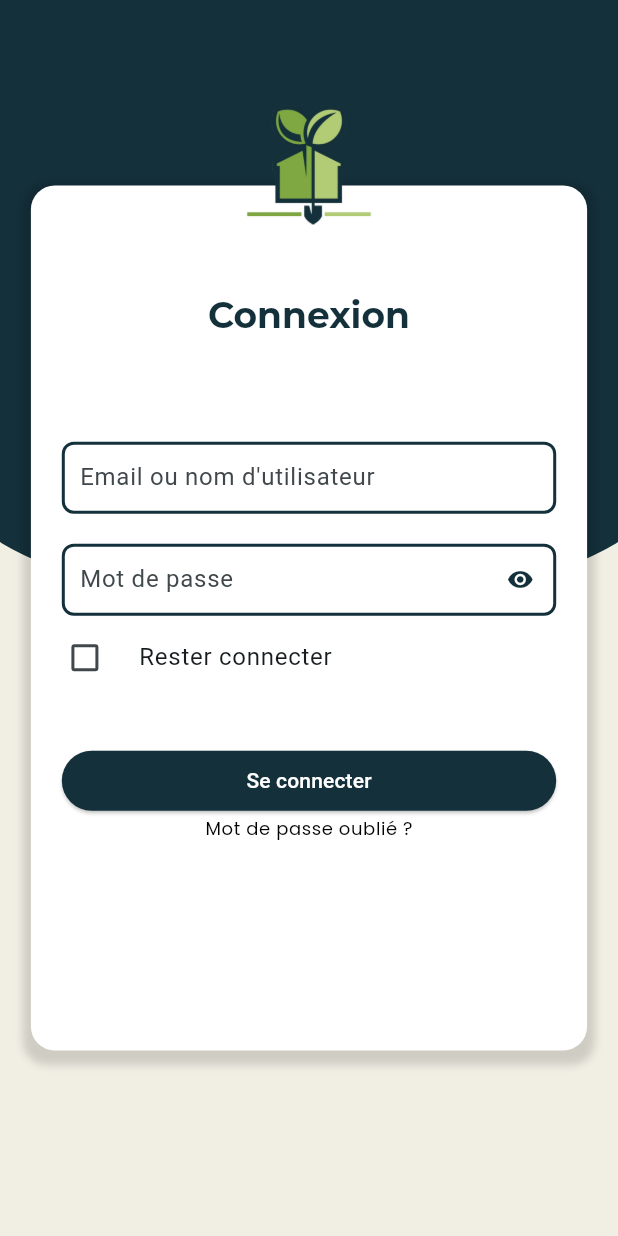
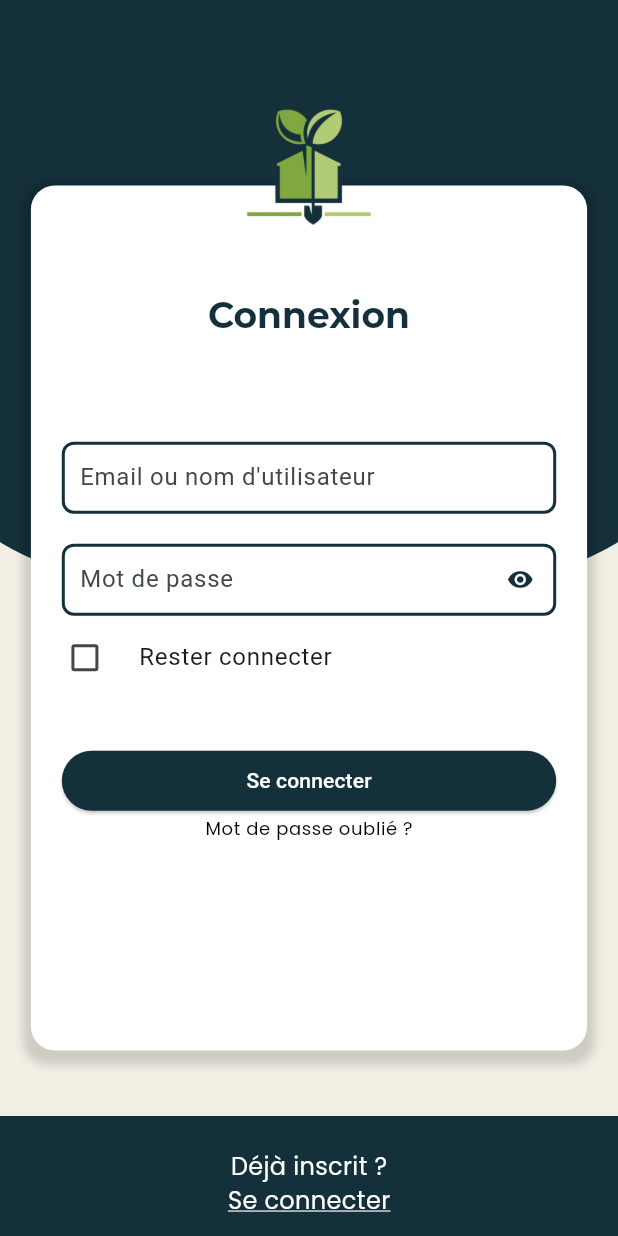
Before and after one commit to Spykoninho/My-Greenhouse, a Flutter app: the screen it shows after launch, on a phone screen of 412 x 824 dp. Run offline on Flutter 3.47's test engine with Material 3 defaults, Android fonts, the light colour scheme and no system bars; our stand-ins replace flutter_dotenv, google_fonts, shared_preferences.

Commit message:
Add bottomNavigationBar

```diff
--- a/mobile_app/lib/pages/login/login.dart
+++ b/mobile_app/lib/pages/login/login.dart
@@ -1,4 +1,5 @@
 import 'package:flutter/material.dart';
+import 'package:flutter/services.dart';
 import 'package:mobile_app/widgets/large_header.dart';
 import 'package:mobile_app/pages/login/login_form.dart';
 
@@ -7,6 +8,10 @@ class Login extends StatelessWidget {
 
   @override
   Widget build(BuildContext context) {
+    SystemChrome.setSystemUIOverlayStyle(SystemUiOverlayStyle(
+        systemNavigationBarColor: Theme.of(context).colorScheme.primary,
+        systemNavigationBarIconBrightness: Brightness.light));
+
     return Scaffold(
       backgroundColor: Theme.of(context).colorScheme.secondary,
       body: Stack(
@@ -68,6 +73,31 @@ class Login extends StatelessWidget {
             width: MediaQuery.of(context).size.width,
           )
         ],
-        ));
+      ),
+      bottomNavigationBar: Container(
+        color: Theme.of(context).colorScheme.primary,
+        width: MediaQuery.of(context).size.width,
+        height: 64 + 16,
+        child: Column(
+          mainAxisAlignment: MainAxisAlignment.center,
+          children: [
+            SizedBox(
+              height: 10,
+            ),
+            Text(
+              "Déjà inscrit ?",
+              style: TextStyle(color: Colors.white),
+            ),
+            Text(
+              "Se connecter",
+              style: TextStyle(
+                  color: Colors.white,
+                  decoration: TextDecoration.underline,
+                  decorationColor: Colors.white),
+            )
+          ],
+        ),
+      ),
+    );
   }
 }
```
Lines whose indentation alone changed are shown as unchanged.
